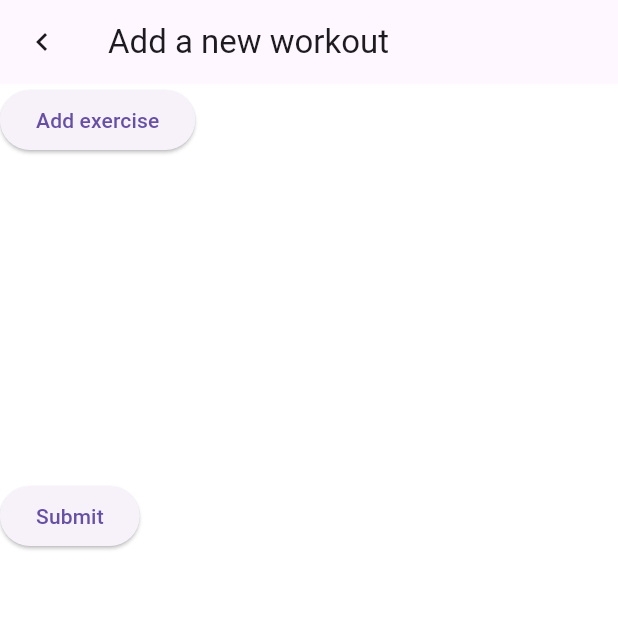
After one commit to Guthax/reptrack, a Flutter app: the ViewWorkoutPage screen opened directly, on a phone screen of 412 x 824 dp, the top half of it. The commit adds this screen. Run offline on Flutter 3.47's test engine with Material 3 defaults, Android fonts, the phone set to English and light mode, and no system bars; our stand-ins replace csv, realm; missing offline and left inert: dart:ffi, search_page; generated files the repository leaves out were written again.

Commit message:
Added workout list view

```diff
--- /dev/null
+++ b/reptrack/lib/pages/view_workout_schedule.dart
@@ -0,0 +1,105 @@
+
+import 'package:flutter/material.dart';
+import 'package:realm/realm.dart';
+import 'dart:math' as math;
+
+import 'package:reptrack/pages/add_exercise.dart';
+import 'package:reptrack/schemas/schemas.dart';
+
+class ViewWorkoutPage extends StatelessWidget {
+  @override
+  Widget build(BuildContext context) {
+    return Scaffold(
+
+                    appBar: AppBar(
+                      leading: IconButton(
+                        icon: Icon(Icons.chevron_left),
+                        onPressed: () => Navigator.pop(context, null),
+                      ),
+                      title: const Text('Add a new workout'),
+                    ),
+                    body: const Center(
+                      child: Column(
+                        children: [
+                          AddWorkout()
+                        ],
+                      ),
+                    ),
+                  );
+  }
+}
+
+class AddWorkout extends StatefulWidget {
+  const AddWorkout({super.key});
+
+  @override
+  State<AddWorkout> createState() => _AddWorkoutPageState();
+}
+
+class _AddWorkoutPageState extends State<AddWorkout> {
+
+  final GlobalKey<FormState> _formKey = GlobalKey<FormState>();
+  String dropdownValue = "Monday";
+  Workout workout = Workout(ObjectId());
+
+  @override
+  Widget build(BuildContext context) {
+
+    return Form(
+      key: _formKey,
+      child:Column(
+        mainAxisSize: MainAxisSize.min,
+        crossAxisAlignment: CrossAxisAlignment.start,
+        children: <Widget>[
+          ElevatedButton(onPressed: () async {
+             var workoutExercise = await Navigator.push(context, MaterialPageRoute<void>(
+                builder: (BuildContext context) {
+                  return AddExercisePage();
+                },
+              ));
+              try {
+                WorkoutExercise we = (workoutExercise as WorkoutExercise);
+                setState(() {
+                  workout.exercises.add(we);
+                });
+              } catch (e) {
+                print("Exercise not defined");
+              }
+          }, child: Text("Add exercise")),
+          SizedBox(
+            height: 200,
+            child: ListView.builder(
+             padding: const EdgeInsets.all(8),
+             itemCount: workout.exercises.length,
+             itemBuilder: (BuildContext context, int index) {
+               return Container(
+             height: 50,
+             color: Color((math.Random().nextDouble() * 0xFFFFFF).toInt()).withOpacity(1.0),
+             child: Center(child: buildText(workout!.exercises[index]))
+                );
+              }
+            )
+          ),
+          Padding(
+            padding: const EdgeInsets.symmetric(vertical: 16.0),
+            child: ElevatedButton(
+              onPressed: () {
+                // Validate will return true if the form is valid, or false if
+                // the form is invalid.
+                if (_formKey.currentState!.validate()) {
+                  // Process data.
+                  Navigator.pop(context, workout);
+                }
+              },
+              child: const Text('Submit'),
+            ),
+          ),
+
+        ],
+      ));
+  }
+}
+
+Text buildText(WorkoutExercise exercise) {
+  return Text("${exercise.exercise!.name}: ${exercise.sets} sets - ${exercise.repsPerSet.toString()}");
+}
```
Also changed, not shown: reptrack/lib/pages/schedules.dart (+5 -5 lines), reptrack/lib/widgets/training_schedule_list_widget.dart (added, +46 -0 lines).
